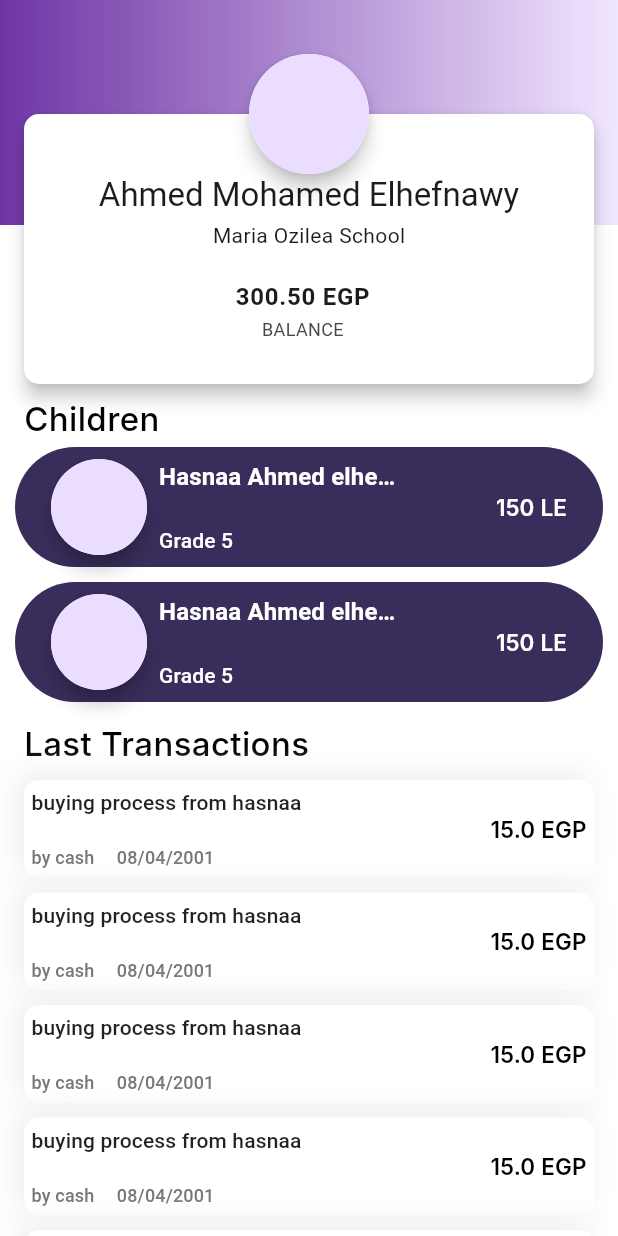
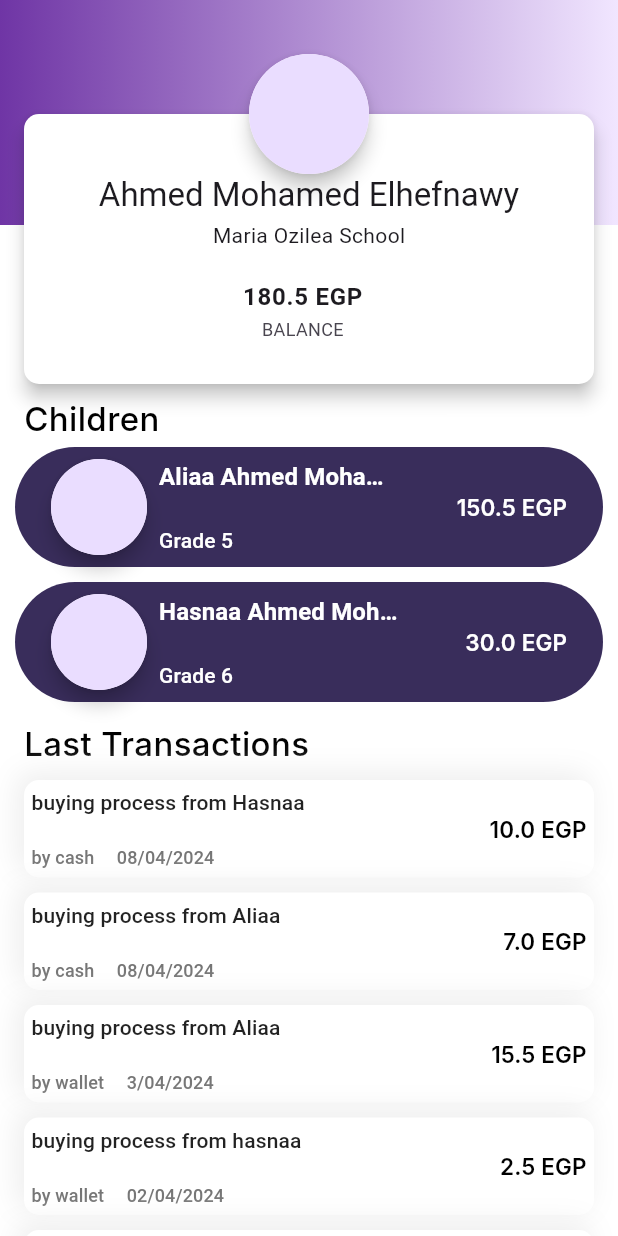
Before and after one commit to HasnaaHefnawy22/scm, a Flutter app: the screen it shows after launch, after a tap on "Login", on a phone screen of 412 x 824 dp. Run offline on Flutter 3.47's test engine with Material 3 defaults, Android fonts, the phone set to English and light mode, and no system bars; our stand-ins replace animate_do, bloc, file_picker, flutter_bloc, flutter_credit_card, flutter_svg; Roboto replaces fonts that are missing (Inter).

```diff
--- a/lib/main.dart
+++ b/lib/main.dart
@@ -1,5 +1,7 @@
+import 'package:bloc/bloc.dart';
 import 'package:flutter/material.dart';
 import 'package:scm/modules/login/login_screen.dart';
+import 'package:scm/shared/bloc_observer.dart';
 import 'package:scm/shared/styles/color.dart';
 
 import 'modules/loading/loading_screen.dart';
@@ -9,6 +11,7 @@ import 'modules/reset_password_screens/home.dart';
 import 'modules/teacher/teacher_main_screen.dart';
 
 void main() {
+  Bloc.observer = MyBlocObserver();
   runApp(const MyApp());
 }
 
@@ -47,7 +50,7 @@ class MyApp extends StatelessWidget {
             ),
           )),
       debugShowCheckedModeBanner: false,
-      home: LoginNew(),
+      home: SplashScreen(),
     );
   }
 }
--- a/lib/modules/loading/loading_screen.dart
+++ b/lib/modules/loading/loading_screen.dart
@@ -3,6 +3,7 @@ import 'package:flutter/services.dart';
 
 import '../../shared/styles/color.dart';
 import '../login/login_screen.dart';
+import '../login_new/login_new.dart';
 class SplashScreen extends StatefulWidget {
   const SplashScreen({super.key});
 
@@ -18,7 +19,7 @@ class _SplashScreenState extends State<SplashScreen> {
     super.initState();
     SystemChrome.setEnabledSystemUIMode(SystemUiMode.immersive);
     Future.delayed(Duration(seconds: 3),(){
-      Navigator.push(context, MaterialPageRoute(builder: (context)=>LoginScreen()));
+      Navigator.push(context, MaterialPageRoute(builder: (context)=>LoginNew()));
     });
 
   }
--- a/lib/modules/main_screen_child/components/upper_part_widget.dart
+++ b/lib/modules/main_screen_child/components/upper_part_widget.dart
@@ -7,8 +7,8 @@ import '../cubit/cubit.dart';
 import '../cubit/states.dart';
 
 class UpperPartWidget extends StatelessWidget {
-  const UpperPartWidget({super.key});
-
+  UpperPartWidget({super.key});
+  List<dynamic> studentName=[['Aliaa Ahmed Mohamed','Hasnaa Ahmed Mohamed'],['Layla Ahmed Abdelaker','Anas Ahmed Abdelaker'],['Gamela Shady Ashrf','Mohab Shady Ashrf']];
   @override
   Widget build(BuildContext context) {
     return BlocProvider(
@@ -80,7 +80,7 @@ class UpperPartWidget extends StatelessWidget {
                               Expanded(
                                 child: ListTile(
                                   title: const Text(
-                                    "150 EGP",
+                                    "30 EGP",
                                     textAlign: TextAlign.center,
                                     style: TextStyle(
                                         fontWeight: FontWeight.bold,
--- a/lib/modules/main_screen_child/main_screen_child.dart
+++ b/lib/modules/main_screen_child/main_screen_child.dart
@@ -19,7 +19,7 @@ class MainScreenChild extends StatelessWidget {
     return BlocProvider(
       create: (BuildContext context)=>ChildCubit(),
       child: BlocConsumer<ChildCubit,ChildStates>(
-        listener: (context,state){
+        listener: (BuildContext context,ChildStates state){
           if (state is ChildInitialState) print('Child Initial State');
           if (state is ChildChangeState) print('Child Change State');
           if (state is ChildLimitState) print('Child Limit State ${state.limit.round()}');
--- a/lib/modules/main_screen_parent/components/children_widget.dart
+++ b/lib/modules/main_screen_parent/components/children_widget.dart
@@ -4,7 +4,10 @@ import 'package:scm/shared/styles/style.dart';
 import '../../main_screen_child/main_screen_child.dart';
 
 class ChildrenWidget  extends StatelessWidget {
-  const ChildrenWidget({super.key});
+  ChildrenWidget({super.key});
+  List<dynamic> studentName=[['Aliaa Ahmed Mohamed','Hasnaa Ahmed Mohamed'],['Layla Ahmed Abdelaker','Anas Ahmed Abdelaker'],['Gamela Shady Ashrf','Mohab Shady Ashrf']];
+  List<dynamic> studentBalance=[[150.50,30.00],[70.00,103.50],[242.00,170.50]];
+  List<String> grade=['Grade 5','Grade 6'];
 
   @override
   Widget build(BuildContext context) {
@@ -23,7 +26,7 @@ class ChildrenWidget  extends StatelessWidget {
               Navigator.push(
                   context,
                   MaterialPageRoute(
-                      builder: (context) => const MainScreenChild()));
+                      builder: (context) => MainScreenChild()));
             },
             child: Row(
               mainAxisSize: MainAxisSize.max,
@@ -46,7 +49,7 @@ class ChildrenWidget  extends StatelessWidget {
                       CrossAxisAlignment.start,
                       children: [
                         Text(
-                          'Hasnaa Ahmed elhefnawy',
+                          studentName[0][index],
                           style: TextStyle(
                             fontSize: 16,
                             fontWeight: FontWeight.bold,
@@ -55,7 +58,7 @@ class ChildrenWidget  extends StatelessWidget {
                           overflow: TextOverflow.ellipsis,
                         ),
                         Spacer(),
-                        Text('Grade 5')
+                        Text(grade[index])
                       ],
                     ),
                   ),
@@ -63,7 +66,7 @@ class ChildrenWidget  extends StatelessWidget {
                 Spacer(),
                 // the balance here
                 Text(
-                  '150 LE',
+                  '${studentBalance[0][index]} EGP',
                   style:Styles.styleBoldwhite15,
                   maxLines: 1,
                   overflow: TextOverflow.ellipsis,
--- a/lib/modules/main_screen_parent/components/profile_widget.dart
+++ b/lib/modules/main_screen_parent/components/profile_widget.dart
@@ -3,8 +3,10 @@ import 'package:flutter/material.dart';
 import '../../../shared/styles/color.dart';
 
 class ProfileWidget  extends StatelessWidget {
-  const ProfileWidget({super.key,});
-
+  ProfileWidget({super.key,});
+  List<String> parentName=['Ahmed Mohamed Elhefnawy','Ahmed Abdelaker','Shady Ashrf'];
+  List<String> schoolName=['Maria Ozilea School','Nabwya Mosa','EGC'];
+  List<dynamic> studentBalance=[[150.50,30.00],[70.00,103.50],[242.00,170.50]];
   @override
   Widget build(BuildContext context) {
     return  Stack(
@@ -36,7 +38,7 @@ class ProfileWidget  extends StatelessWidget {
                       ),
                       //name of parent
                       Text(
-                        "Ahmed Mohamed Elhefnawy",
+                        parentName[0],
                         maxLines: 1,
                         overflow: TextOverflow.ellipsis,
                         style: Theme.of(context).textTheme.titleLarge,
@@ -45,7 +47,7 @@ class ProfileWidget  extends StatelessWidget {
                         height: 3.0,
                       ),
                       //name of the school
-                      const Text("Maria Ozilea School",maxLines: 1,
+                       Text(schoolName[0],maxLines: 1,
                         overflow: TextOverflow.ellipsis,),
                       const SizedBox(
                         height: 5.0,
@@ -59,7 +61,7 @@ class ProfileWidget  extends StatelessWidget {
                             Expanded(
                               child: ListTile(
                                 title: const Text(
-                                  "300.50 EGP",
+                                  "180.5 EGP",
                                   textAlign: TextAlign.center,
                                   style: TextStyle(
                                       fontWeight: FontWeight.bold),
@@ -84,15 +86,16 @@ class ProfileWidget  extends StatelessWidget {
                   children: <Widget>[
                     Material(
                       elevation: 5.0,
-                      shape: const CircleBorder(),
+                      shape: CircleBorder(),
                       child: CircleAvatar(
                         radius: 40.0,
-                        //backgroundImage: Image(image: AssetImage("assets/images/girl.png"),) ,
+                        //backgroundImage:  AssetImage("assets/last/bussiness-man.png") ,
                       ),
                     ),
                   ],
                 ),
               ),
+              //Expanded(child: Image.asset('assets/last/man.png',width:15),)
             ],
           ),
         )
--- a/lib/modules/main_screen_parent/components/transaction_widget.dart
+++ b/lib/modules/main_screen_parent/components/transaction_widget.dart
@@ -5,8 +5,11 @@ import '../../receipt_screen/receipt_screen.dart';
 
 
 class LastTransactionWidget  extends StatelessWidget {
-  const LastTransactionWidget({super.key});
-
+  LastTransactionWidget({super.key});
+  List<String> transactions=['buying process from Hasnaa','buying process from Aliaa','buying process from Aliaa','buying process from hasnaa','buying process from Aliaa'];
+  List<String> payment=['by cash','by cash','by wallet','by wallet','by wallet'];
+  List<String> dateTransaction=['08/04/2024','08/04/2024','3/04/2024','02/04/2024','28/03/2024'];
+  List<double> money=[10,7,15.5,2.5,9.5];
   @override
   Widget build(BuildContext context) {
     return  ListView.separated(
@@ -14,7 +17,7 @@ class LastTransactionWidget  extends StatelessWidget {
       separatorBuilder: (context,index)=>SizedBox(height: 10,),
       physics: const NeverScrollableScrollPhysics(),
       // number of children
-      itemCount: 10, //collections.length,
+      itemCount: 5, //collections.length,
       itemBuilder: (BuildContext context, int index) {
         return MaterialButton(onPressed: () {
           Navigator.push(
@@ -51,7 +54,7 @@ class LastTransactionWidget  extends StatelessWidget {
                 crossAxisAlignment: CrossAxisAlignment.start,
                 children: [
                   Text(
-                    'buying process from hasnaa',
+                    transactions[index],
                     maxLines: 1,
                     overflow: TextOverflow.ellipsis,
                   ),
@@ -60,7 +63,7 @@ class LastTransactionWidget  extends StatelessWidget {
 
                     children: [
                       Text(
-                        'by cash',
+                        payment[index],
 
                         style: TextStyle(color: Colors.grey.shade600, fontSize: 12),
                       ),
@@ -68,7 +71,7 @@ class LastTransactionWidget  extends StatelessWidget {
                         width: 15,
                       ),
                       Text(
-                        '08/04/2001',
+                        dateTransaction[index],
                         style: TextStyle(
                             color: Colors.grey.shade600, fontSize: 12),
                       ),
@@ -78,7 +81,7 @@ class LastTransactionWidget  extends StatelessWidget {
               ),
               Spacer(),
               Text(
-                '15.0 EGP',
+                '${money[index]} EGP',
                 style: Styles.styleBold15,
               )
             ],),
--- a/lib/modules/main_screen_parent/new_main_screen_parent.dart
+++ b/lib/modules/main_screen_parent/new_main_screen_parent.dart
@@ -16,7 +16,7 @@ class NewMainScreenParent extends StatelessWidget {
     return Scaffold(
       body: Column(
         children: [
-          const ProfileWidget(),
+          ProfileWidget(),
           Expanded(
             child: SingleChildScrollView(
               child: Column(
--- a/pubspec.yaml
+++ b/pubspec.yaml
@@ -37,6 +37,7 @@ dependencies:
   animate_do: ^3.1.2
   bloc: ^8.1.4
   flutter_bloc: ^8.1.5
+  http: ^1.2.1
 
 dev_dependencies:
   flutter_test:
```
Also changed, not shown: lib/modules/canteen_e_commerse/canteen_main_screen.dart (added, +24 -0 lines), lib/shared/bloc_observer.dart (added, +27 -0 lines), assets/last/man.png (added), lib/models/parent_api.dart (added), lib/shared/styles/bloc_observer.dart (deleted), pubspec.lock.
